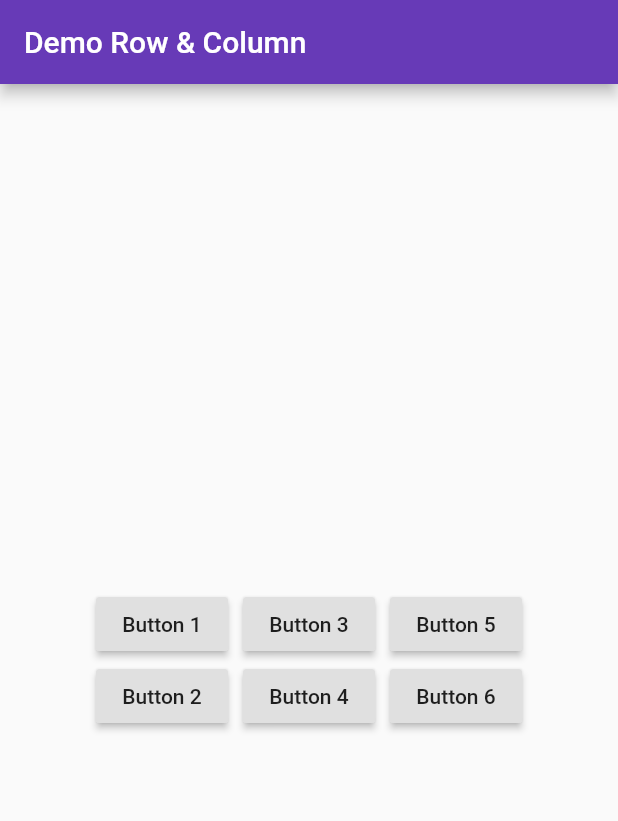
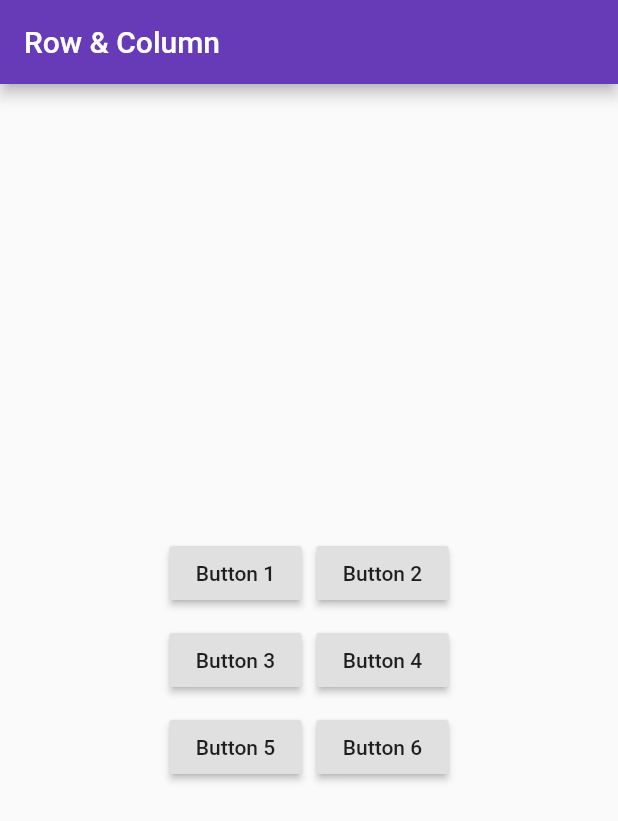
Before and after one commit to erikrios/row-and-column-combination, a Flutter app: the screen it shows after launch, on a phone screen of 412 x 824 dp. Shown: the top 821 px of the screen. Run offline on Flutter 3.47's test engine with Material 2 defaults, Android fonts, the phone set to English and light mode, and no system bars.

Commit message:
Change row as the column container

```diff
--- a/lib/main.dart
+++ b/lib/main.dart
@@ -15,18 +15,21 @@ class HomePage extends StatelessWidget {
   @override
   Widget build(BuildContext context) => Scaffold(
         appBar: AppBar(
-          title: Text('Demo Row & Column'),
+          title: Text('Row & Column'),
         ),
         body: Center(
-          child: Row(
+          child: Column(
             mainAxisAlignment: MainAxisAlignment.center,
             children: <Widget>[
-              Column(
+              Row(
                 mainAxisAlignment: MainAxisAlignment.center,
                 children: <Widget>[
                   RaisedButton(
                     child: Text('Button 1'),
                     onPressed: () {},
+                  ),
+                  Container(
+                    width: 10,
                   ),
                   RaisedButton(
                     child: Text('Button 2'),
@@ -35,14 +38,17 @@ class HomePage extends StatelessWidget {
                 ],
               ),
               Container(
-                width: 10,
+                height: 10,
               ),
-              Column(
+              Row(
                 mainAxisAlignment: MainAxisAlignment.center,
                 children: <Widget>[
                   RaisedButton(
                     child: Text('Button 3'),
                     onPressed: () {},
+                  ),
+                  Container(
+                    width: 10,
                   ),
                   RaisedButton(
                     child: Text('Button 4'),
@@ -51,14 +57,17 @@ class HomePage extends StatelessWidget {
                 ],
               ),
               Container(
-                width: 10,
+                height: 10,
               ),
-              Column(
+              Row(
                 mainAxisAlignment: MainAxisAlignment.center,
                 children: <Widget>[
                   RaisedButton(
                     child: Text('Button 5'),
                     onPressed: () {},
+                  ),
+                  Container(
+                    width: 10,
                   ),
                   RaisedButton(
                     child: Text('Button 6'),
```
